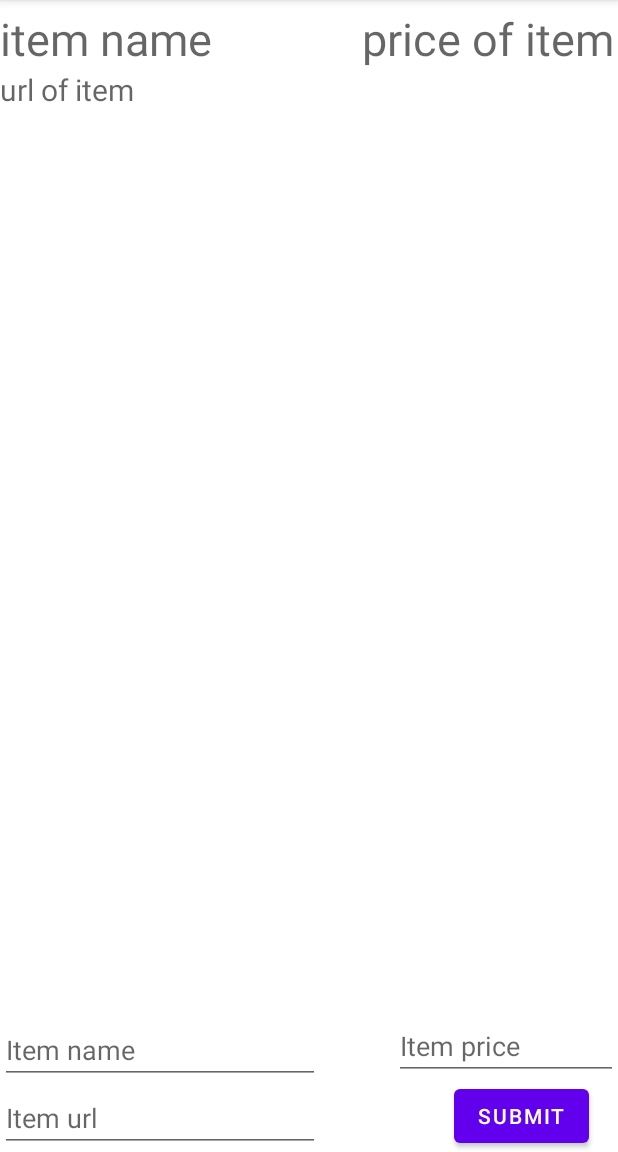
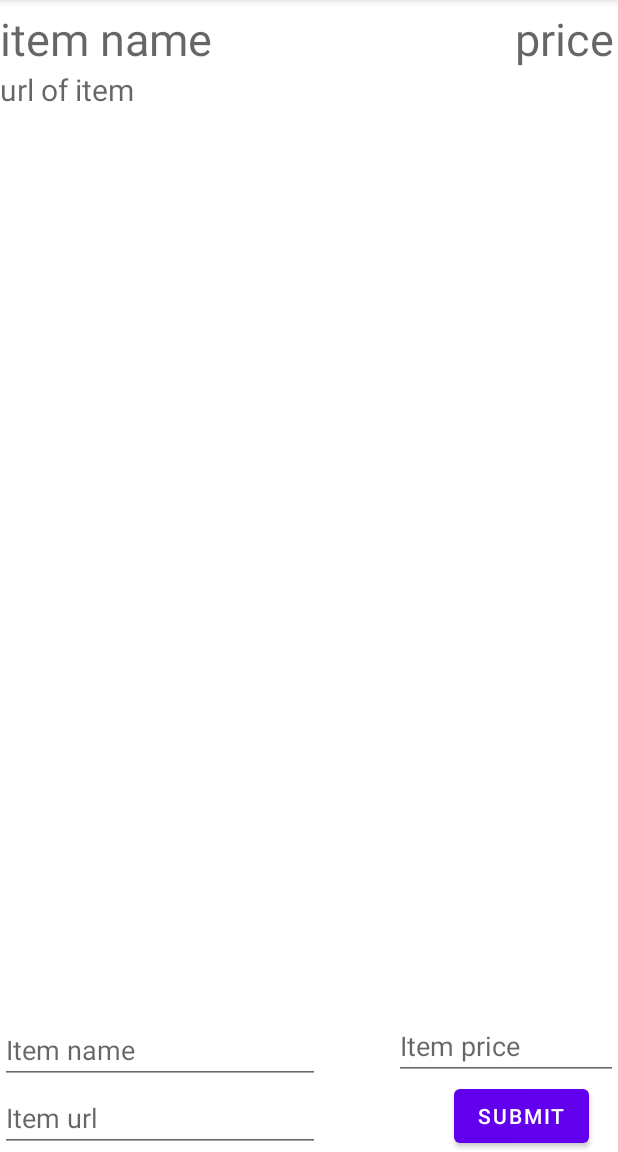
Before and after one commit to grdiep/FitBit2Plus, an Android app: the screen it shows after launch (MainActivity), after a tap on "SUBMIT", on a phone screen of 412 x 824 dp, the part 84-1236 px from its top. Run offline under Robolectric (Android 15) with nearby library versions, the phone set to English and light mode, and no system bars.

```diff
--- a/app/src/main/res/layout/wishlist_item.xml
+++ b/app/src/main/res/layout/wishlist_item.xml
@@ -9,7 +9,7 @@
         android:layout_width="wrap_content"
         android:layout_height="wrap_content"
         android:hint="item name"
-        android:textSize="30dp"
+        android:textSize="30sp"
         android:paddingTop="5dp"
         app:layout_constraintStart_toStartOf="parent"
         app:layout_constraintTop_toTopOf="parent" />
@@ -18,8 +18,8 @@
         android:id="@+id/priceTv"
         android:layout_width="wrap_content"
         android:layout_height="wrap_content"
-        android:hint="price of item"
-        android:textSize="30dp"
+        android:hint="price"
+        android:textSize="30sp"
         android:paddingTop="5dp"
         app:layout_constraintEnd_toEndOf="parent"
         app:layout_constraintTop_toTopOf="parent" />
@@ -29,7 +29,7 @@
         android:layout_width="wrap_content"
         android:layout_height="wrap_content"
         android:hint="url of item"
-        android:textSize="20dp"
+        android:textSize="20sp"
         app:layout_constraintStart_toStartOf="parent"
         app:layout_constraintTop_toBottomOf="@+id/nameTv" />
 
```
